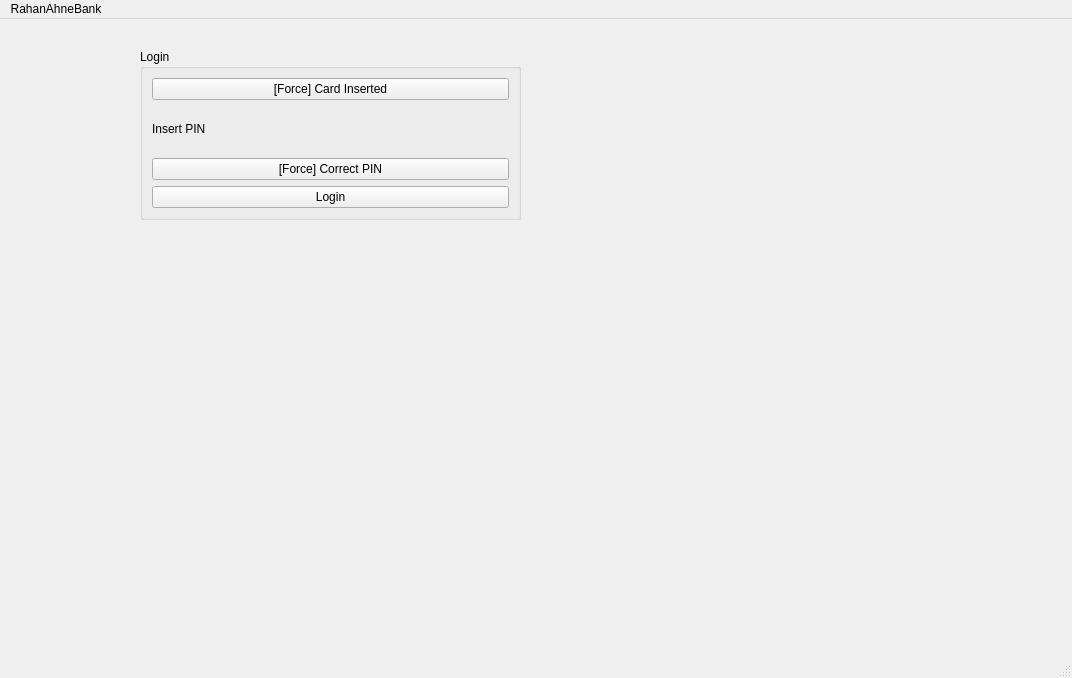
Qt form proto/mw1.ui (rronkkeli/pankkiprojekti) before a commit.
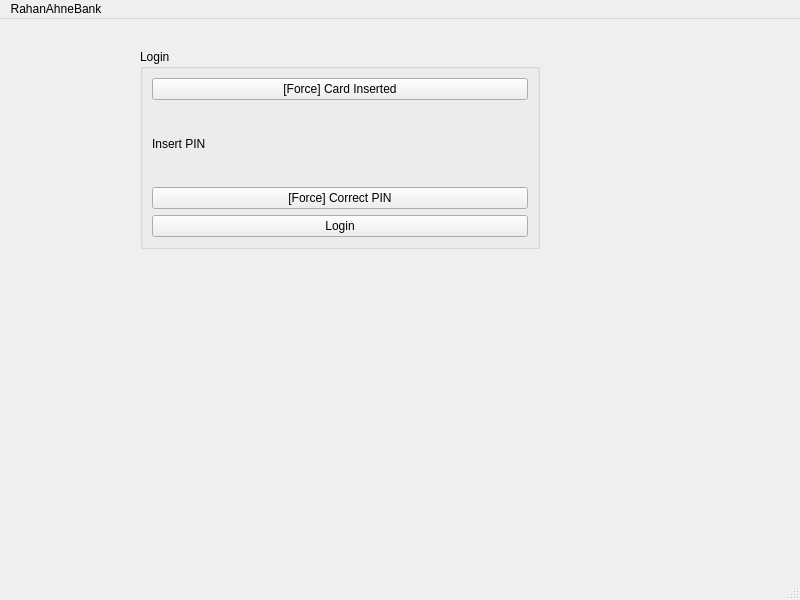
The same form after that commit.

Diff of the .ui file:
```diff
--- a/proto/mw1.ui
+++ b/proto/mw1.ui
@@ -6,8 +6,8 @@
    <rect>
     <x>0</x>
     <y>0</y>
-    <width>1072</width>
-    <height>678</height>
+    <width>800</width>
+    <height>600</height>
    </rect>
   </property>
   <property name="windowTitle">
@@ -19,8 +19,8 @@
      <rect>
       <x>140</x>
       <y>30</y>
-      <width>381</width>
-      <height>171</height>
+      <width>400</width>
+      <height>200</height>
      </rect>
     </property>
     <property name="title">
@@ -71,7 +71,7 @@
     <rect>
      <x>0</x>
      <y>0</y>
-     <width>1072</width>
+     <width>800</width>
      <height>17</height>
     </rect>
    </property>
```
